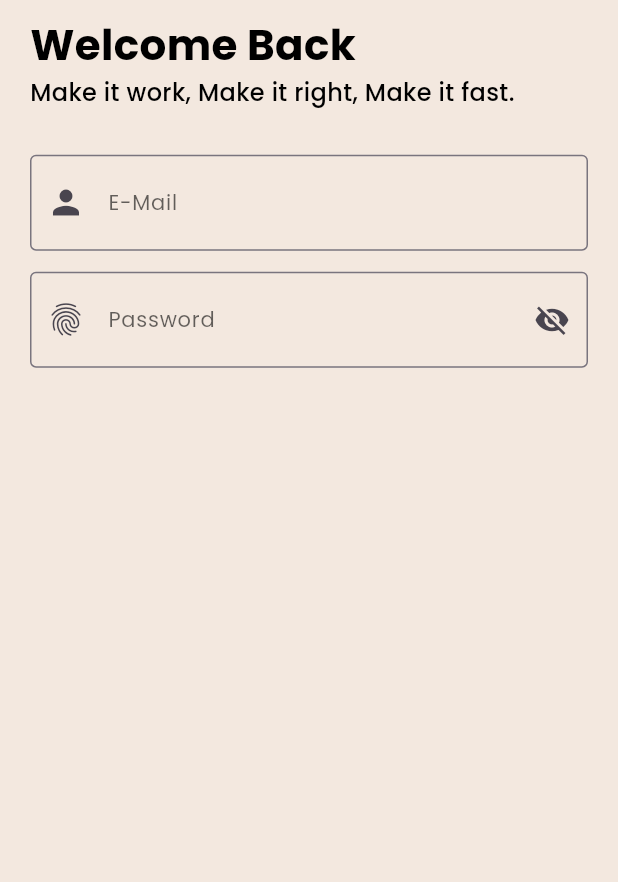
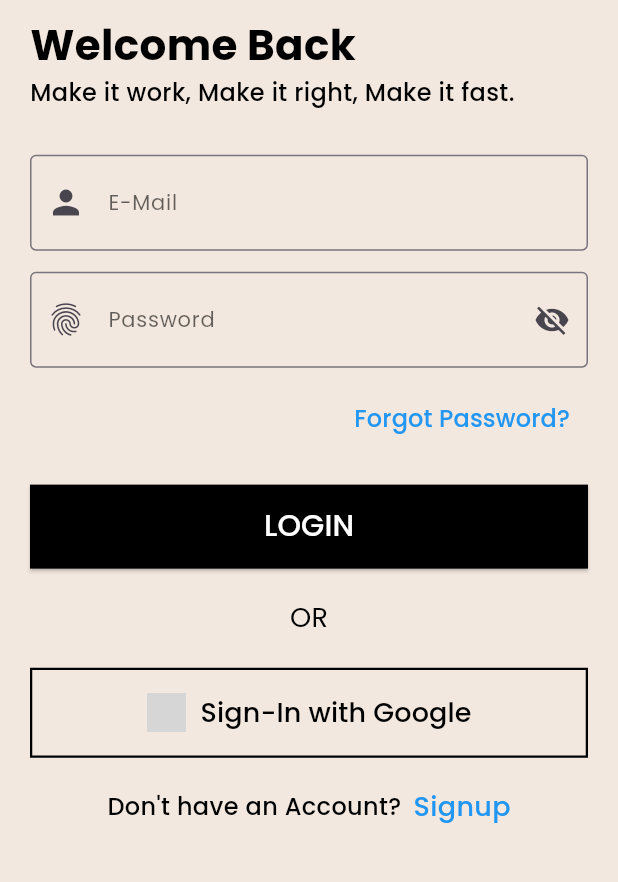
Before and after one commit to Niru-Prajapati/Flutter, a Flutter app: the HomePage screen opened by its route, after a tap on "Login", on a phone screen of 412 x 824 dp, the part 216-1098 px from its top. Run offline on Flutter 3.47's test engine with Material 3 defaults, Android fonts, the phone set to English and light mode, and no system bars; project files that could hold a hidden picture were left out; grey boxes are pictures that could not be loaded.

Commit message:
updated files

```diff
--- a/lib/app_routes.dart
+++ b/lib/app_routes.dart
@@ -1,5 +1,6 @@
 import 'package:youtube/home_page.dart';
 import 'package:youtube/login_screen.dart';
+import 'package:youtube/signup_screen.dart';
 
 import 'identity_card.dart';
 
@@ -9,11 +10,15 @@ class AppRoute{
 
   static const String identityCard='/indentityCard';
   static const String login='/login';
+  static const String signup='/signup';
+
   static const String home='/home';
 
   static getAppRoutes() => {
     identityCard: (context)=>const IdentityCard(),
     login: (context) => const LoginScreen(),
-    home: (context)=>const HomePage()
+    home: (context)=>const HomePage(),
+    signup: (context) => const SignupScreen(),
+
   };
 }
--- a/lib/home_page.dart
+++ b/lib/home_page.dart
@@ -35,6 +35,10 @@ class _HomePageState extends State<HomePage> {
           }, child: Text('Identity Card')),
           ElevatedButton(onPressed:(){}, child: Text('Second Mob')),
           ElevatedButton(onPressed:(){}, child: Text('Mobile App')),
+          ElevatedButton(onPressed: () {
+            Navigator.pushNamed(context,
+                AppRoute.signup);
+          }, child: Text('Signup')),
         ],
       ),
     );
--- a/lib/login_screen.dart
+++ b/lib/login_screen.dart
@@ -1,5 +1,7 @@
 import 'package:flutter/material.dart';
 import 'package:youtube/app_text_styles.dart';
+
+import 'app_routes.dart';
 
 class LoginScreen extends StatefulWidget {
   const LoginScreen({super.key});
@@ -12,17 +14,21 @@ class _LoginScreenState extends State<LoginScreen> {
   final emailController=TextEditingController();
   final passwordController=TextEditingController();
   bool isObscure=true;
+  final formKey=GlobalKey<FormState>();
   @override
   Widget build(BuildContext context) {
     return Scaffold(
       backgroundColor: Color (0xffF3E8DF),
-      body: Padding(
+      body: SingleChildScrollView(
+        child: Padding(
             padding: const EdgeInsets.only(
               top: 60,
               left: 20,
               right: 20,
               bottom: 20,
             ),
+        child: Form(
+          key:formKey,
           child: Column(
             crossAxisAlignment: CrossAxisAlignment.start,
             children: [
@@ -43,6 +49,14 @@ class _LoginScreenState extends State<LoginScreen> {
                 style: AppTextStyle.poppinsRegular.copyWith(fontSize: 16),
                 keyboardType: TextInputType.emailAddress,
                 controller: emailController,
+                validator: (value){
+                  if(value==null || value.isEmpty) {
+                    return 'please enter your email';
+                  } else if (!value.contains('@')){
+                    return 'Please enter a valid email';
+                  }
+                  return null;
+                },
                 decoration: InputDecoration(
                   hintText: 'E-Mail',
                     hintStyle:AppTextStyle.poppinsRegular.copyWith(
@@ -70,6 +84,14 @@ class _LoginScreenState extends State<LoginScreen> {
               TextFormField(
                 style: AppTextStyle.poppinsRegular.copyWith(fontSize: 16),
                 controller: passwordController,
+                validator: (value){
+                  if(value==null || value.isEmpty) {
+                    return 'please enter your password';
+                  } else if (value.length<8){
+                    return 'Password must be at least 8 characters';
+                  }
+                  return null;
+                },
                 obscureText: isObscure,
                 decoration: InputDecoration(
                   hintText: 'Password',
@@ -103,8 +125,107 @@ class _LoginScreenState extends State<LoginScreen> {
                   ),
                 ),
               ),
+              SizedBox(height: 10),
+              Align(
+                  alignment:Alignment.centerRight,
+                  child: TextButton(onPressed: () {}, child: Text('Forgot Password?',
+                  style: AppTextStyle.poppinsMedium.copyWith(
+                    color: Colors.blue,
+                    fontSize: 16,
+                  ),
+                  ),
+                  ),
+              ),
+              SizedBox(height: 20),
+              ElevatedButton(
+                  style: ElevatedButton.styleFrom(
+                      backgroundColor: Colors.black,
+                  shape: RoundedRectangleBorder(
+                    borderRadius: BorderRadius.circular(0),
+                  ),
+                    minimumSize: Size(double.infinity,56),
+                  ),
+                  onPressed: () {
+                    if(formKey.currentState!.validate()){
+                      print('Email: ${emailController.text}');
+                      print('Password: ${passwordController.text}');
+
+                    }
+                  },
+                  child: Text('Login'.toUpperCase(),
+                  style: AppTextStyle.poppinsMedium.copyWith(
+                    fontSize: 20,
+                    color: Colors.white,
+                  ),
+                  ),
+              ),
+              SizedBox(height: 20),
+              Align(
+                alignment: Alignment.center,
+                child: Text(
+                  'or'.toUpperCase(),
+                  style: AppTextStyle.poppinsRegular.copyWith(
+                    color: Colors.black,
+                    fontSize: 18,
+                  ),
+                ),
+              ),
+              SizedBox(height: 20),
+              OutlinedButton(
+                style: OutlinedButton.styleFrom(
+                  shape: RoundedRectangleBorder(
+                    borderRadius: BorderRadius.circular(0),
+                  ),
+                  minimumSize: Size(double.infinity,60),
+                  side: BorderSide(color: Colors.black,width: 1.5),
+                ),
+                onPressed: () {},
+                  child: Row(
+                    mainAxisAlignment:MainAxisAlignment.center,
+                    children: [
+                      Image.asset('assets/images/Google.svg',
+                      width: 26,
+                      height: 26,
+                      ),
+                      SizedBox(width: 10),
+                      Text('Sign-In with Google',
+                  style: AppTextStyle.poppinsMedium.copyWith(
+                    fontSize: 18,
+                    color: Colors.black,
+                  ),
+                  ),
+                  ],
+                  ),
+              ),
+              SizedBox(height: 20),
+              Row(
+                mainAxisAlignment: MainAxisAlignment.center,
+                children: [
+              Text('Don\'t have an Account?',
+              style: AppTextStyle.poppinsMedium.copyWith(
+                fontSize: 16,
+                color: Colors.black,
+              ),
+              ) ,
+                SizedBox(width: 8),
+                GestureDetector(
+                  onTap: (){
+                    Navigator.pushNamed(context, AppRoute.signup);
+                  },
+                  child: Text(
+                    'Signup',
+                    style: AppTextStyle.poppinsMedium.copyWith(
+                      fontSize: 18,
+                      color: Colors.blue,
+                    ),
+                  ),
+                )
+              ],
+              ),
             ],
 
+          ),
+        ),
         ),
       ),
     );
```
Also changed, not shown: lib/signup_screen.dart (added, +314 -0 lines), assets/images/Google.svg (added), 5 other files. Lines whose indentation alone changed are shown as unchanged.
